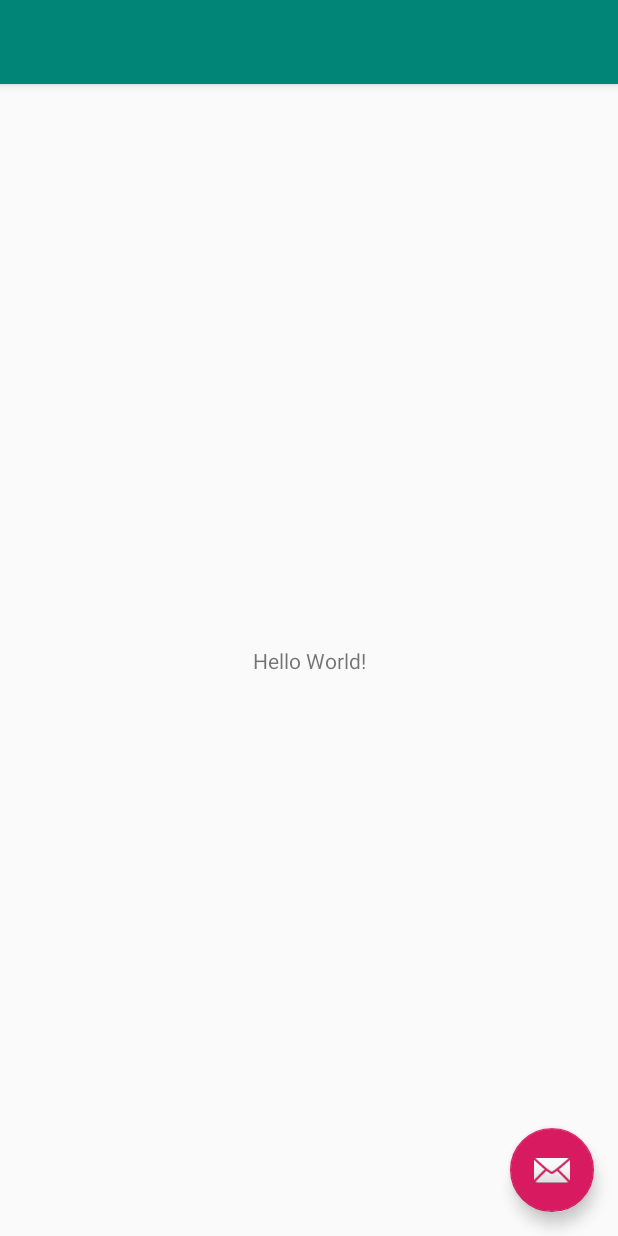
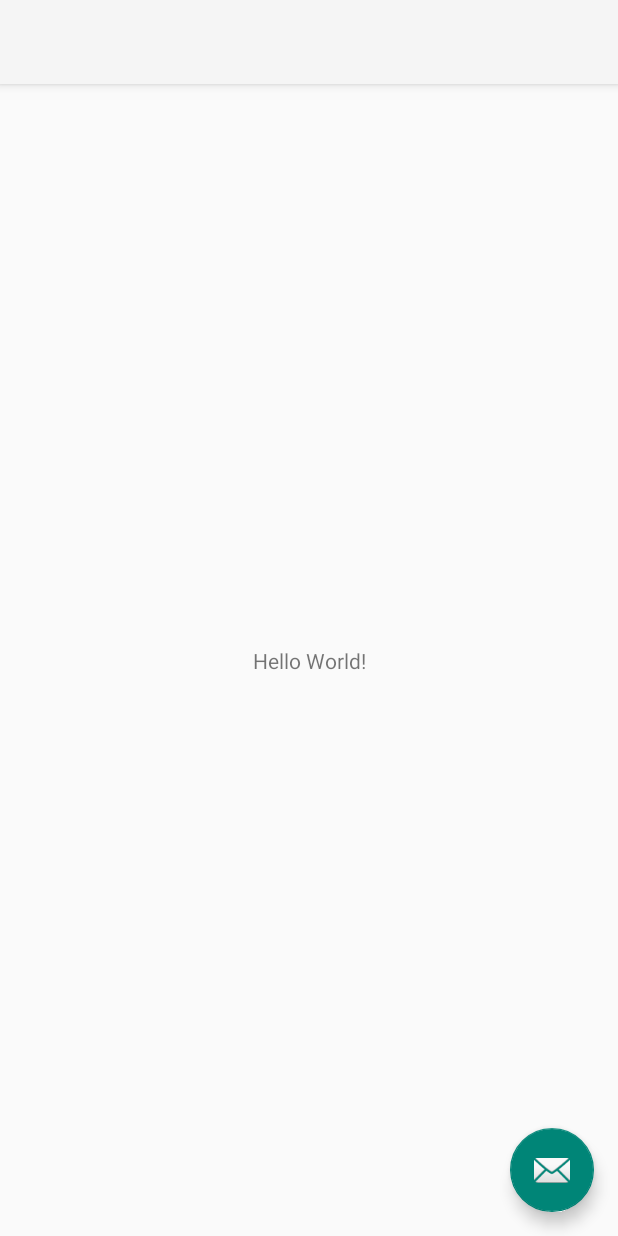
Before and after one commit to javaherisaber/Planit, an Android app: the layout activity_main.xml on its own in the app's theme, with its tools: preview values and no code run, on a phone screen of 412 x 824 dp. Run offline under Robolectric (Android 15) with nearby library versions, the phone set to English and light mode, and no system bars.

Commit message:
Init color, style and splash screen

```diff
--- a/app/src/main/AndroidManifest.xml
+++ b/app/src/main/AndroidManifest.xml
@@ -45,7 +45,7 @@
         <activity
                 android:name=".ui.main.MainActivity"
                 android:label="@string/app_name"
-                android:theme="@style/AppTheme.NoActionBar">
+                android:theme="@style/SplashScreenTheme">
             <intent-filter>
                 <action android:name="android.intent.action.MAIN"/>
 
--- a/app/src/main/java/ir/logicbase/planit/ui/main/MainActivity.kt
+++ b/app/src/main/java/ir/logicbase/planit/ui/main/MainActivity.kt
@@ -13,6 +13,7 @@ class MainActivity : BaseActivity() {
 
     override fun onCreate(savedInstanceState: Bundle?) {
         super.onCreate(savedInstanceState)
+        setTheme(R.style.AppTheme)
         setContentView(R.layout.activity_main)
         setSupportActionBar(toolbar)
         Pushe.initialize(this, true)
--- a/app/src/main/res/layout/activity_main.xml
+++ b/app/src/main/res/layout/activity_main.xml
@@ -9,15 +9,14 @@
 
     <com.google.android.material.appbar.AppBarLayout
             android:layout_height="wrap_content"
-            android:layout_width="match_parent"
-            android:theme="@style/AppTheme.AppBarOverlay">
+            android:layout_width="match_parent">
 
         <androidx.appcompat.widget.Toolbar
                 android:id="@+id/toolbar"
                 android:layout_width="match_parent"
                 android:layout_height="?attr/actionBarSize"
                 android:background="?attr/colorPrimary"
-                app:popupTheme="@style/AppTheme.PopupOverlay"/>
+                app:popupTheme="@style/ToolbarStyle"/>
 
     </com.google.android.material.appbar.AppBarLayout>
 
--- /dev/null
+++ b/app/src/main/res/values-v21/styles.xml
@@ -0,0 +1,9 @@
+<?xml version="1.0" encoding="utf-8"?>
+<resources>
+
+    <!-- Splash Screen Theme -->
+    <style name="SplashScreenTheme" parent="SplashScreenParent">
+        <item name="android:windowTranslucentStatus">true</item>
+        <item name="android:windowTranslucentNavigation">true</item>
+    </style>
+</resources>
--- a/app/src/main/res/values/styles.xml
+++ b/app/src/main/res/values/styles.xml
@@ -1,17 +1,13 @@
 <resources>
 
     <!-- Base application theme. -->
-    <style name="AppTheme" parent="Theme.AppCompat.Light.DarkActionBar">
-        <!-- Customize your theme here. -->
-        <item name="colorPrimary">@color/colorPrimary</item>
-        <item name="colorPrimaryDark">@color/colorPrimaryDark</item>
-        <item name="colorAccent">@color/colorAccent</item>
+    <style name="AppTheme" parent="AppThemeParent"/>
+
+    <!-- SplashScreenTheme -->
+    <style name="SplashScreenTheme" parent="SplashScreenParent"/>
+
+    <style name="SplashScreenParent" parent="AppTheme">
+        <item name="android:windowBackground">@drawable/splash_screen_bg</item>
     </style>
-    <style name="AppTheme.NoActionBar">
-        <item name="windowActionBar">false</item>
-        <item name="windowNoTitle">true</item>
-    </style>
-    <style name="AppTheme.AppBarOverlay" parent="ThemeOverlay.AppCompat.Dark.ActionBar"/>
-    <style name="AppTheme.PopupOverlay" parent="ThemeOverlay.AppCompat.Light"/>
-
+    <!-- End of SplashScreenTheme -->
 </resources>
```
Also changed, not shown: app/src/main/res/values/colors.xml (+15 -3 lines), app/src/main/res/drawable/splash_screen_bg.jpg (added).
